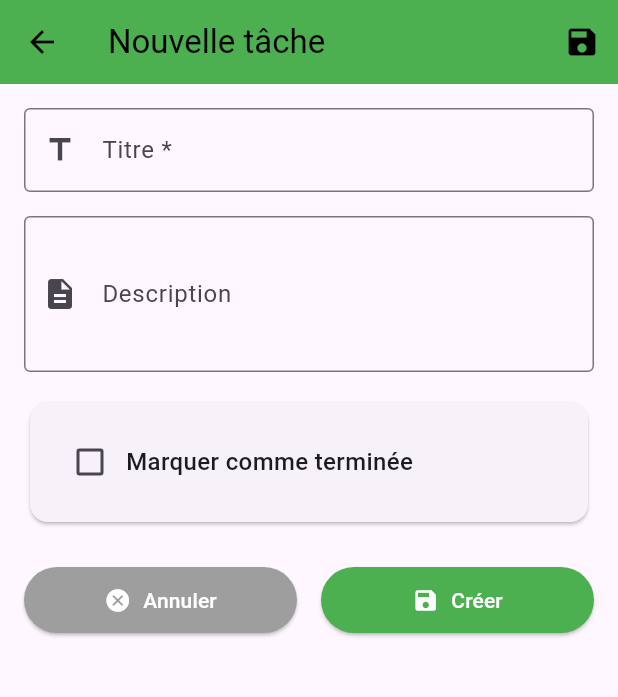
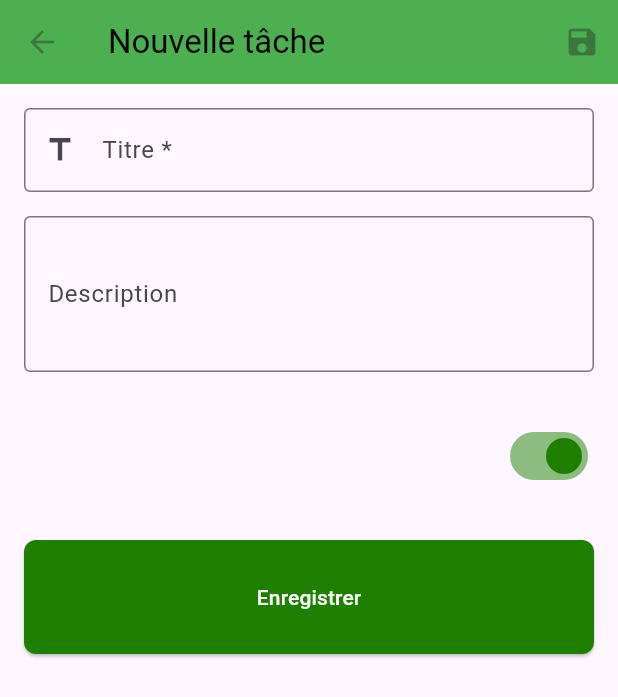
Before and after one commit to henocn/flutter-basis, a Flutter app: the TaskFormScreen screen opened directly, on a phone screen of 412 x 824 dp. Shown: the top 697 px of the screen. Run offline on Flutter 3.47's test engine with Material 3 defaults, Android fonts, the light colour scheme and no system bars.

Commit message:
Ajout des autres champs de la tache

```diff
--- a/lib/main.dart
+++ b/lib/main.dart
@@ -1,3 +1,4 @@
+import 'package:bases/screens/task_form_screen.dart';
 import 'package:bases/screens/task_list_screen.dart';
 import 'package:flutter/material.dart';
 
@@ -13,7 +14,7 @@ class App extends StatelessWidget {
     return MaterialApp(
       title: "First App",
       debugShowCheckedModeBanner: false,
-      home: TaskListScreen()
+      home: TaskFormScreen()
     );
   }
 }
--- a/lib/screens/task_form_screen.dart
+++ b/lib/screens/task_form_screen.dart
@@ -1,7 +1,5 @@
 import 'package:flutter/material.dart';
 import 'package:bases/models/task.dart';
-
-
 
 class TaskFormScreen extends StatefulWidget {
   final Task? task;
@@ -37,25 +35,6 @@ class _TaskFormScreenState extends State<TaskFormScreen> {
     super.dispose();
   }
 
-  // Méthode pour sauvegarder la tâche
-  void _saveTask() {
-    if (_formKey.currentState!.validate()) {
-      final task = Task(
-        title: _titleController.text.trim(),
-        description: _descriptionController.text.trim(),
-        isDone: _isDone,
-      );
-
-      // Retourner la tâche créée/modifiée
-      Navigator.pop(context, task);
-    }
-  }
-
-  // Méthode pour annuler et retourner à l'écran précédent
-  void _cancel() {
-    Navigator.pop(context);
-  }
-
   @override
   Widget build(BuildContext context) {
     final isEditing = widget.task != null;
@@ -68,12 +47,12 @@ class _TaskFormScreenState extends State<TaskFormScreen> {
         foregroundColor: Colors.black,
         leading: IconButton(
           icon: const Icon(Icons.arrow_back),
-          onPressed: _cancel,
+          onPressed: null,
         ),
         actions: [
           IconButton(
             icon: const Icon(Icons.save),
-            onPressed: _saveTask,
+            onPressed: null,
             tooltip: 'Sauvegarder',
           ),
         ],
@@ -83,103 +62,66 @@ class _TaskFormScreenState extends State<TaskFormScreen> {
         child: Form(
           key: _formKey,
           child: Column(
-            crossAxisAlignment: CrossAxisAlignment.stretch,
+            crossAxisAlignment: CrossAxisAlignment.end,
             children: [
-              // Champ titre
               TextFormField(
-                controller: _titleController,
                 decoration: const InputDecoration(
                   labelText: 'Titre *',
                   hintText: 'Entrez le titre de la tâche',
                   border: OutlineInputBorder(),
                   prefixIcon: Icon(Icons.title),
                 ),
-                validator: (value) {
-                  if (value == null || value.trim().isEmpty) {
-                    return 'Le titre est requis';
-                  }
-                  if (value.trim().length < 3) {
-                    return 'Le titre doit contenir au moins 3 caractères';
-                  }
-                  return null;
-                },
                 textInputAction: TextInputAction.next,
               ),
+
               const SizedBox(height: 16),
 
               // Champ description
               TextFormField(
-                controller: _descriptionController,
+                maxLines: 3,
+                minLines: 3,
                 decoration: const InputDecoration(
-                  labelText: 'Description',
-                  hintText: 'Entrez la description de la tâche',
+                  hintText: "Saisir une description",
+                  labelText: "Description",
+                  floatingLabelStyle: TextStyle(
+                    color: Color.fromARGB(255, 30, 128, 0),
+                  ),
                   border: OutlineInputBorder(),
-                  prefixIcon: Icon(Icons.description),
+                  focusedBorder: OutlineInputBorder(
+                    borderSide: BorderSide(
+                      color: Color.fromARGB(255, 30, 128, 0),
+                    ),
+                  ),
                 ),
-                maxLines: 3,
-                textInputAction: TextInputAction.done,
               ),
+
               const SizedBox(height: 16),
 
               // Checkbox pour marquer comme terminée
-              Card(
-                child: Padding(
-                  padding: const EdgeInsets.all(16.0),
-                  child: Row(
-                    children: [
-                      Checkbox(
-                        value: _isDone,
-                        onChanged: (value) {
-                          setState(() {
-                            _isDone = value ?? false;
-                          });
-                        },
-                        activeColor: Colors.green,
-                      ),
-                      const Expanded(
-                        child: Text(
-                          'Marquer comme terminée',
-                          style: TextStyle(
-                            fontSize: 16,
-                            fontWeight: FontWeight.w500,
-                          ),
-                        ),
-                      ),
-                    ],
+              const SizedBox(height: 16),
+              Switch(
+                value: true,
+                activeColor: const Color.fromARGB(255, 30, 128, 0),
+                onChanged: (bool value) {
+                  setState(() {});
+                },
+              ),
+
+              const SizedBox(height: 32),
+              Container(
+                width: double.infinity,
+                child: ElevatedButton(
+                  onPressed: () {},
+                  child: Text("Enregistrer"),
+                  style: ElevatedButton.styleFrom(
+                    padding: EdgeInsets.all(28),
+                    backgroundColor: Color.fromARGB(255, 30, 128, 0),
+                    foregroundColor: Colors.white,
+                    shape: RoundedRectangleBorder(
+                      borderRadius: BorderRadius.circular(8),
+                    ),
                   ),
                 ),
-              ),
-              const SizedBox(height: 24),
-
-              // Boutons d'action
-              Row(
-                children: [
-                  Expanded(
-                    child: ElevatedButton.icon(
-                      onPressed: _cancel,
-                      icon: const Icon(Icons.cancel),
-                      label: const Text('Annuler'),
-                      style: ElevatedButton.styleFrom(
-                        backgroundColor: Colors.grey,
-                        foregroundColor: Colors.white,
-                        padding: const EdgeInsets.symmetric(vertical: 12),
-                      ),
-                    ),
-                  ),
-                  const SizedBox(width: 16),
-                  Expanded(
-                    child: ElevatedButton.icon(
-                      onPressed: _saveTask,
-                      icon: const Icon(Icons.save),
-                      label: Text(isEditing ? 'Modifier' : 'Créer'),
-                      style: ElevatedButton.styleFrom(
-                        backgroundColor: Colors.green,
-                        foregroundColor: Colors.white,
-                        padding: const EdgeInsets.symmetric(vertical: 12),
-                      ),
-                    ),
-                  ),
-                ],
               ),
             ],
           ),
```
